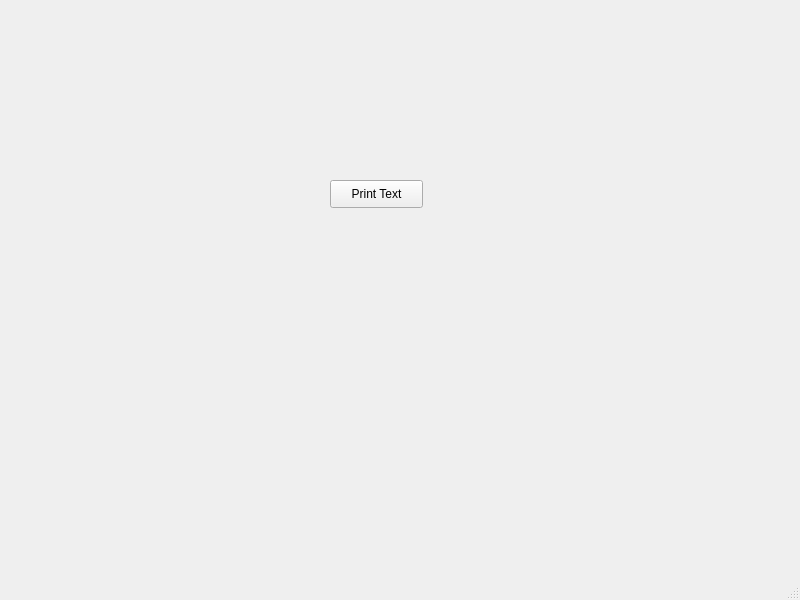
This is GUI/TestGui.ui in GuillermoMendiguchiaMartinez/TeeJet-Project as Qt 5 draws it before an edit. The edited form follows.
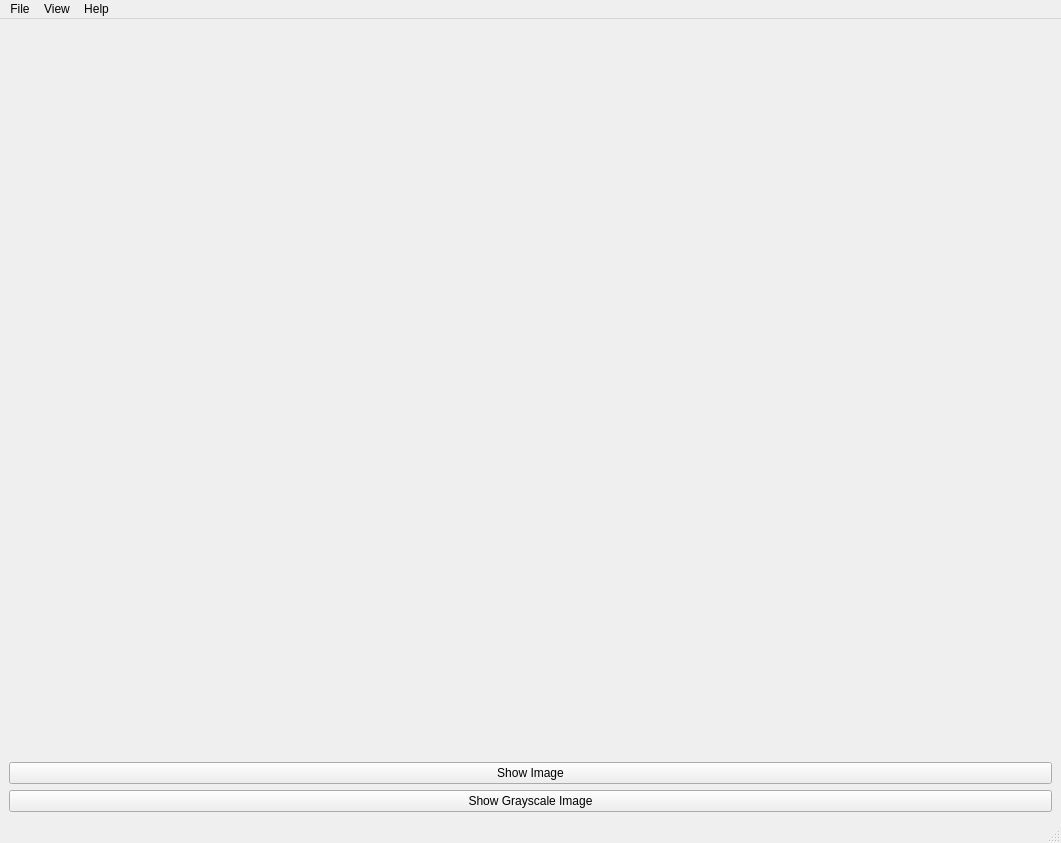
This is the edited form.

```diff
--- a/GUI/TestGui.ui
+++ b/GUI/TestGui.ui
@@ -6,50 +6,101 @@
    <rect>
     <x>0</x>
     <y>0</y>
-    <width>800</width>
-    <height>600</height>
+    <width>1061</width>
+    <height>843</height>
    </rect>
   </property>
   <property name="windowTitle">
    <string>MainWindow</string>
   </property>
   <widget class="QWidget" name="centralwidget">
-   <widget class="QPushButton" name="printBtn">
+   <layout class="QVBoxLayout" name="verticalLayout">
+    <item>
+     <layout class="QGridLayout" name="gridLayout">
+      <item row="3" column="0">
+       <widget class="QPushButton" name="imgBtn">
+        <property name="text">
+         <string>Show Image</string>
+        </property>
+       </widget>
+      </item>
+      <item row="1" column="0">
+       <widget class="QFrame" name="imgFrame">
+        <property name="frameShape">
+         <enum>QFrame::Box</enum>
+        </property>
+        <property name="frameShadow">
+         <enum>QFrame::Plain</enum>
+        </property>
+        <property name="lineWidth">
+         <number>0</number>
+        </property>
+        <widget class="QLabel" name="imgLbl">
     <property name="geometry">
      <rect>
-      <x>330</x>
-      <y>180</y>
-      <width>93</width>
-      <height>28</height>
+           <x>100</x>
+           <y>40</y>
+           <width>841</width>
+           <height>251</height>
      </rect>
     </property>
     <property name="text">
-     <string>Print Text</string>
+          <string/>
     </property>
    </widget>
    <widget class="QLabel" name="outputLbl">
     <property name="geometry">
      <rect>
-      <x>460</x>
-      <y>180</y>
-      <width>131</width>
-      <height>31</height>
+           <x>520</x>
+           <y>460</y>
+           <width>191</width>
+           <height>121</height>
      </rect>
     </property>
     <property name="text">
      <string/>
     </property>
    </widget>
+       </widget>
+      </item>
+      <item row="4" column="0">
+       <widget class="QPushButton" name="imgGrayBtn">
+        <property name="text">
+         <string>Show Grayscale Image</string>
+        </property>
+       </widget>
+      </item>
+     </layout>
+    </item>
+   </layout>
   </widget>
   <widget class="QMenuBar" name="menubar">
    <property name="geometry">
     <rect>
      <x>0</x>
      <y>0</y>
-     <width>800</width>
+     <width>1061</width>
      <height>26</height>
     </rect>
    </property>
+   <widget class="QMenu" name="menuFile">
+    <property name="title">
+     <string>File</string>
+    </property>
+   </widget>
+   <widget class="QMenu" name="menuView">
+    <property name="title">
+     <string>View</string>
+    </property>
+   </widget>
+   <widget class="QMenu" name="menuHelp">
+    <property name="title">
+     <string>Help</string>
+    </property>
+   </widget>
+   <addaction name="menuFile"/>
+   <addaction name="menuView"/>
+   <addaction name="menuHelp"/>
   </widget>
   <widget class="QStatusBar" name="statusbar"/>
  </widget>
```
Left out of the diff: 4 changed lines with no effect on the pictures. Lines whose indentation alone changed are shown as unchanged.
